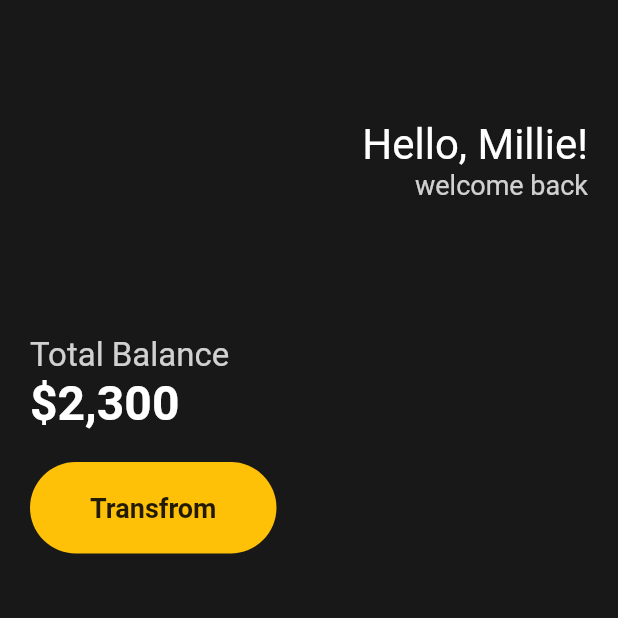
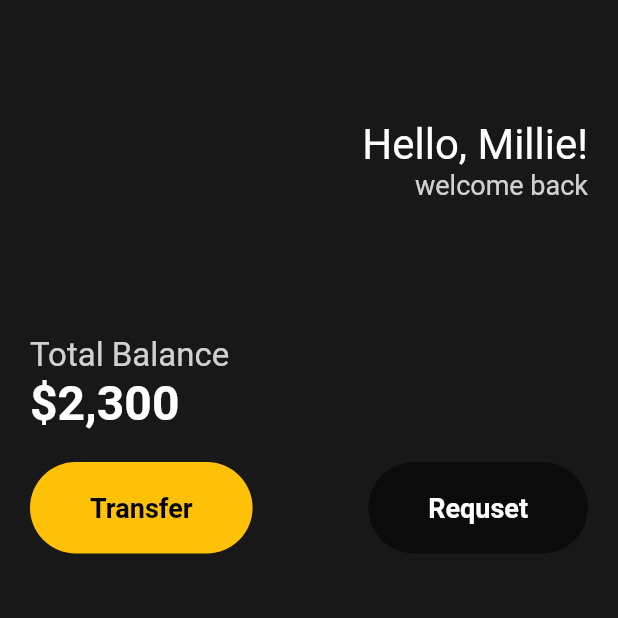
Before and after one commit to milliekang/toonflix, a Flutter app: the screen it shows after launch, on a phone screen of 412 x 824 dp, the top half of it. Run offline on Flutter 3.47's test engine with Material 2 defaults, Android fonts, the phone set to English and light mode, and no system bars.

Commit message:
make widget

```diff
--- a/lib/main.dart
+++ b/lib/main.dart
@@ -1,4 +1,5 @@
 import 'package:flutter/material.dart';
+import 'package:toonflix/widget/Button.dart';
 
 void main() {
   runApp(const MyApp());
@@ -66,26 +67,22 @@ class MyApp extends StatelessWidget {
                 height: 20,
               ),
               Row(
-                    children: [
-                      Container(
-                          decoration: BoxDecoration(
-                              color: Colors.amber,
-                              borderRadius: BorderRadius.circular(45)),
-                          child: const Padding(
-                            padding: EdgeInsets.symmetric(
-                              vertical: 20,
-                              horizontal: 40,
-                            ),
-                            child: Text(
-                              'Transfrom',
-                              style: TextStyle(
-                                  fontSize: 18, fontWeight: FontWeight.w600),
-                            ),
-                          )),
+                mainAxisAlignment: MainAxisAlignment.spaceBetween,
+                children: const [
+                  Button(
+                      text: 'Transfer',
+                      backgroundColor: Colors.amber,
+                      textColor: Colors.black),
+                  Button(
+                      text: 'Requset',
+                      backgroundColor: Colors.black54,
+                      textColor: Colors.white),
                 ],
               )
             ],
           ),
-            )));
+        ),
+      ),
+    );
   }
 }
--- /dev/null
+++ b/lib/widget/Button.dart
@@ -0,0 +1,37 @@
+import 'package:flutter/material.dart';
+
+class Button extends StatelessWidget {
+  final String text;
+  final Color backgroundColor;
+  final Color textColor;
+
+  const Button(
+      {super.key,
+      required this.text,
+      required this.backgroundColor,
+      required this.textColor});
+
+  @override
+  Widget build(BuildContext context) {
+    return Container(
+      decoration: BoxDecoration(
+        color: backgroundColor,
+        borderRadius: BorderRadius.circular(45),
+      ),
+      child: Padding(
+        padding: const EdgeInsets.symmetric(
+          vertical: 20,
+          horizontal: 40,
+        ),
+        child: Text(
+          text,
+          style: TextStyle(
+            fontSize: 18,
+            fontWeight: FontWeight.w600,
+            color: textColor,
+          ),
+        ),
+      ),
+    );
+  }
+}
```
Lines whose indentation alone changed are shown as unchanged.
